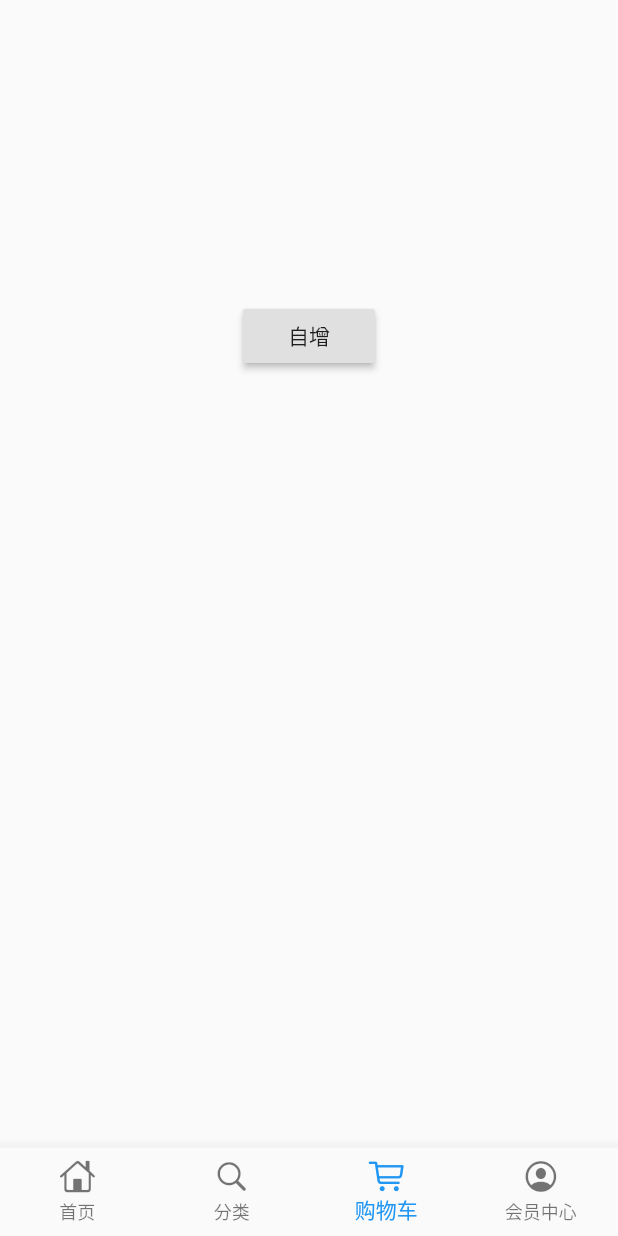
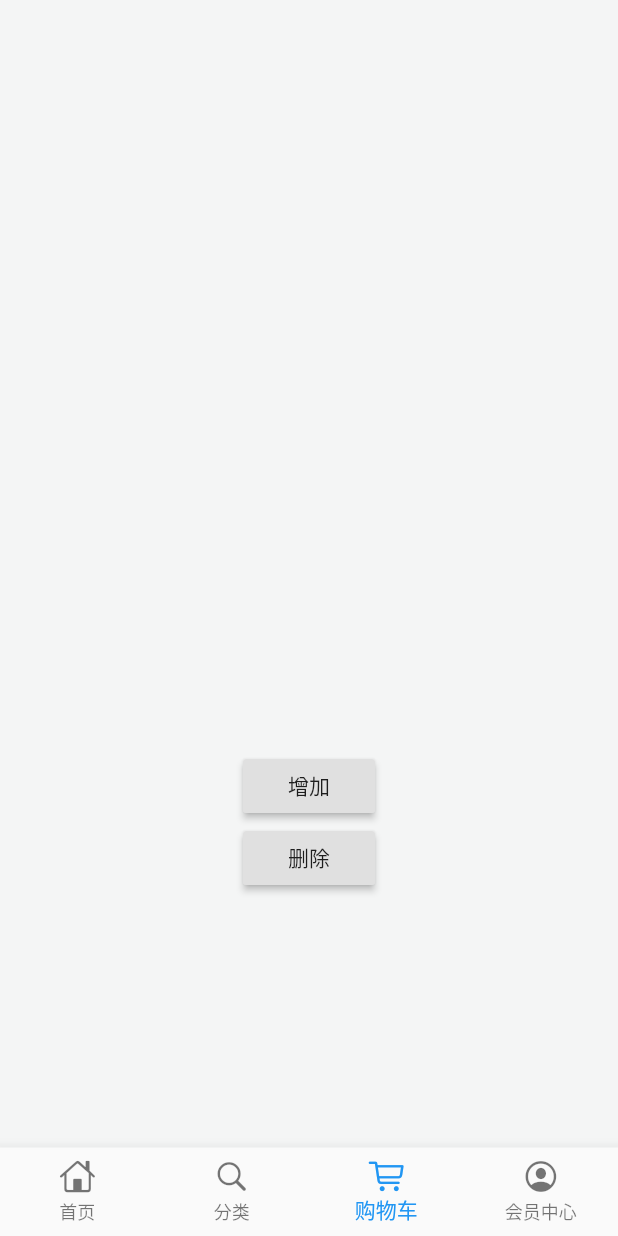
Before and after one commit to LiuJinYang9527/flutter_test, a Flutter app: the screen it shows after launch, item 3 of the bottom bar chosen, on a phone screen of 412 x 824 dp. Run offline on Flutter 3.47's test engine with Material 2 defaults, Android fonts, the phone set to English and light mode, and no system bars; our stand-ins replace dio, fluro, flutter_easyrefresh, flutter_html, flutter_screenutil, flutter_swiper and 2 more; missing offline and left inert: provide; network calls fail; statements that could not run were skipped.

```diff
--- a/lib/pages/cart_page.dart
+++ b/lib/pages/cart_page.dart
@@ -1,45 +1,72 @@
 import "package:flutter/material.dart";
-import "package:provide/provide.dart";
-import "../provide/counter.dart";
-class CartPage extends StatelessWidget {
+import "package:shared_preferences/shared_preferences.dart";
+
+class CartPage extends StatefulWidget {
+  @override
+  _CartPageState createState() => _CartPageState();
+}
+
+class _CartPageState extends State<CartPage> {
+  List<String> testList = [];
   @override
   Widget build(BuildContext context) {
-    return Scaffold(
-        body: Center(
-            child: Column(
-      children: <Widget>[
-        Number(),
-        MyButton()
-      ],
-    )));
-  }
-}
-
-class Number extends StatelessWidget {
-  @override
-  Widget build(BuildContext context) {
+    _show();
     return Container(
-            margin: EdgeInsets.only(top: 80),
-      child: Provide<Counter>(
-        builder: (context,child,counter){
-          return Text('${counter.value1}',style: Theme.of(context).textTheme.display1);
-        },
+      child: Column(
+        children: <Widget>[
+          Container(
+            height: 500,
+            child: ListView.builder(
+                itemCount: testList.length,
+                itemBuilder: (context, index) {
+                  return ListTile(
+                    title: Text('${index}'),
+                  );
+                }),
+          ),
+          RaisedButton(
+            onPressed: () {
+              _add();
+            },
+            child: Text('增加'),
+          ),
+          RaisedButton(
+            onPressed: () {
+              _clear();
+            },
+            child: Text('删除'),
+          ),
+        ],
       ),
     );
   }
-}
 
-class MyButton extends StatelessWidget {
-  @override
-  Widget build(BuildContext context) {
-    return Container(
-      margin: EdgeInsets.only(top: 80),
-      child: RaisedButton(
-        onPressed: () {
-          Provide.value<Counter>(context).increment();
-        },
-        child: Text('自增'),
-      ),
-    );
+  //增加方法
+  void _add() async {
+    SharedPreferences prefs = await SharedPreferences.getInstance();
+    String temp = "123";
+    testList.add(temp);
+    prefs.setStringList("testInfo", testList);
+    _show();
+  }
+
+  //查询
+  void _show() async {
+    SharedPreferences prefs = await SharedPreferences.getInstance();
+    if (prefs.getStringList('testInfo') != null) {
+      setState(() {
+        testList = prefs.getStringList('testInfo');
+      });
+    } else {}
+  }
+
+  //删除
+  void _clear() async {
+    SharedPreferences prefs = await SharedPreferences.getInstance();
+    // prefs.clear();
+    prefs.remove('testInfo');
+    setState(() {
+      testList = [];
+    });
   }
 }
--- a/pubspec.yaml
+++ b/pubspec.yaml
@@ -33,6 +33,7 @@ dependencies:
   flutter_html: ^0.9.6
   fluro:
        git: git://github.com/theyakka/fluro.git
+  shared_preferences: ^0.5.2
 
 
 dev_dependencies:
```
Also changed, not shown: pubspec.lock.
